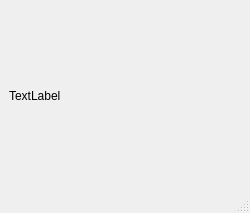
Above: sim/mainwindow.ui from shiyu-sz/lvgl-qt-sim before the change. Below: the same form after it.
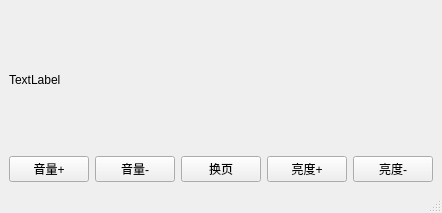
That is the form after the change. Custom widgets are drawn as their Qt base class.

Commit message: 开始写抽屏界面

The edit to the form file:
```diff
--- a/sim/mainwindow.ui
+++ b/sim/mainwindow.ui
@@ -28,6 +28,45 @@
       </property>
      </widget>
     </item>
+    <item>
+     <layout class="QHBoxLayout" name="horizontalLayout">
+      <item>
+       <widget class="QPushButton" name="pb1">
+        <property name="text">
+         <string>音量+</string>
+        </property>
+       </widget>
+      </item>
+      <item>
+       <widget class="QPushButton" name="pb2">
+        <property name="text">
+         <string>音量-</string>
+        </property>
+       </widget>
+      </item>
+      <item>
+       <widget class="QPushButton" name="pb5">
+        <property name="text">
+         <string>换页</string>
+        </property>
+       </widget>
+      </item>
+      <item>
+       <widget class="QPushButton" name="pb3">
+        <property name="text">
+         <string>亮度+</string>
+        </property>
+       </widget>
+      </item>
+      <item>
+       <widget class="QPushButton" name="pb4">
+        <property name="text">
+         <string>亮度-</string>
+        </property>
+       </widget>
+      </item>
+     </layout>
+    </item>
    </layout>
   </widget>
   <widget class="QMenuBar" name="menubar">
```
Left out of the diff: 2 changed lines with no effect on the pictures. The commit also changes 7 other files.
